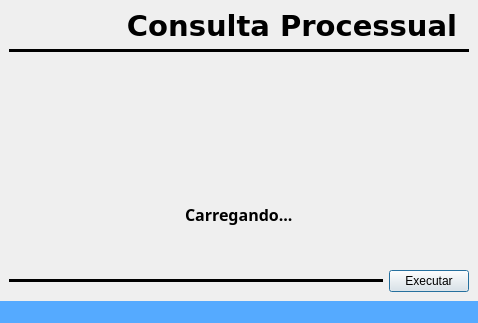
The window that code/src/ui/window_process.ui (Sl3nc/Acompanha_Process) describes before a commit, drawn with Qt 5.
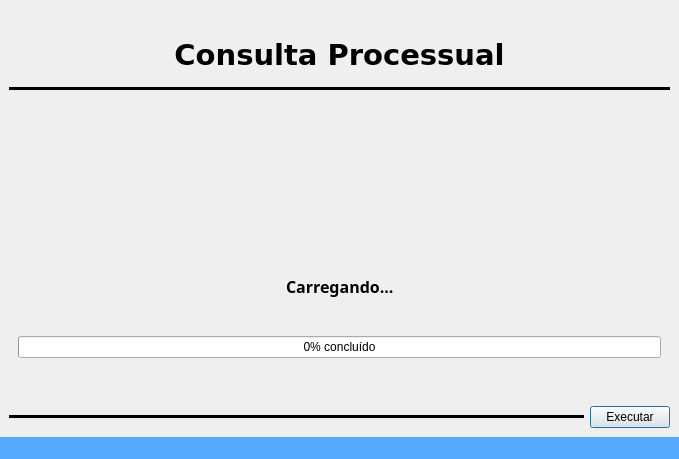
The same window after the commit. The open tabs and pages were chosen to show the change. Icons and pictures are not drawn.

The edit to the form file:
```diff
--- a/code/src/ui/window_process.ui
+++ b/code/src/ui/window_process.ui
@@ -6,14 +6,14 @@
    <rect>
     <x>0</x>
     <y>0</y>
-    <width>478</width>
-    <height>323</height>
+    <width>679</width>
+    <height>459</height>
    </rect>
   </property>
   <property name="minimumSize">
    <size>
-    <width>478</width>
-    <height>323</height>
+    <width>679</width>
+    <height>459</height>
    </size>
   </property>
   <property name="windowTitle">
@@ -30,30 +30,21 @@
   </property>
   <widget class="QWidget" name="centralwidget">
    <layout class="QGridLayout" name="gridLayout_2">
-    <item row="0" column="0">
+    <item row="1" column="0">
      <layout class="QGridLayout" name="gridLayout">
-      <item row="0" column="1">
-       <widget class="QLabel" name="logo">
-        <property name="sizePolicy">
-         <sizepolicy hsizetype="Preferred" vsizetype="Preferred">
-          <horstretch>0</horstretch>
-          <verstretch>0</verstretch>
-         </sizepolicy>
+      <item row="1" column="1" colspan="3">
+       <widget class="Line" name="line_1">
+        <property name="frameShadow">
+         <enum>QFrame::Shadow::Plain</enum>
         </property>
-        <property name="maximumSize">
-         <size>
-          <width>100</width>
-          <height>100</height>
-         </size>
+        <property name="lineWidth">
+         <number>4</number>
         </property>
-        <property name="text">
-         <string/>
+        <property name="midLineWidth">
+         <number>2</number>
         </property>
-        <property name="pixmap">
-         <pixmap>../imgs/procc-icon.ico</pixmap>
-        </property>
-        <property name="scaledContents">
-         <bool>true</bool>
+        <property name="orientation">
+         <enum>Qt::Orientation::Horizontal</enum>
         </property>
        </widget>
       </item>
@@ -73,6 +64,37 @@
         </property>
        </widget>
       </item>
+      <item row="5" column="3">
+       <widget class="QPushButton" name="pushButton">
+        <property name="sizePolicy">
+         <sizepolicy hsizetype="Maximum" vsizetype="Fixed">
+          <horstretch>0</horstretch>
+          <verstretch>0</verstretch>
+         </sizepolicy>
+        </property>
+        <property name="focusPolicy">
+         <enum>Qt::FocusPolicy::StrongFocus</enum>
+        </property>
+        <property name="accessibleDescription">
+         <string/>
+        </property>
+        <property name="layoutDirection">
+         <enum>Qt::LayoutDirection::LeftToRight</enum>
+        </property>
+        <property name="text">
+         <string>Executar</string>
+        </property>
+        <property name="autoDefault">
+         <bool>false</bool>
+        </property>
+        <property name="default">
+         <bool>true</bool>
+        </property>
+        <property name="flat">
+         <bool>false</bool>
+        </property>
+       </widget>
+      </item>
       <item row="4" column="1" colspan="3">
        <widget class="QStackedWidget" name="stackedWidget">
         <property name="currentIndex">
@@ -144,8 +166,27 @@
         </widget>
         <widget class="QWidget" name="page_4">
          <layout class="QGridLayout" name="gridLayout_4">
-          <item row="1" column="1" alignment="">
+          <item row="0" column="2">
+           <spacer name="horizontalSpacer">
+            <property name="orientation">
+             <enum>Qt::Orientation::Horizontal</enum>
+            </property>
+            <property name="sizeHint" stdset="0">
+             <size>
+              <width>40</width>
+              <height>20</height>
+             </size>
+            </property>
+           </spacer>
+          </item>
+          <item row="1" column="1">
            <widget class="QLabel" name="label_4">
+            <property name="sizePolicy">
+             <sizepolicy hsizetype="Maximum" vsizetype="Maximum">
+              <horstretch>0</horstretch>
+              <verstretch>0</verstretch>
+             </sizepolicy>
+            </property>
             <property name="font">
              <font>
               <family>Arial Rounded MT</family>
@@ -158,20 +199,7 @@
             </property>
            </widget>
           </item>
-          <item row="0" column="0">
-           <spacer name="horizontalSpacer">
-            <property name="orientation">
-             <enum>Qt::Orientation::Horizontal</enum>
-            </property>
-            <property name="sizeHint" stdset="0">
-             <size>
-              <width>40</width>
-              <height>20</height>
-             </size>
-            </property>
-           </spacer>
-          </item>
-          <item row="0" column="1">
+          <item row="0" column="1" alignment="">
            <widget class="QLabel" name="gif_load">
             <property name="sizePolicy">
              <sizepolicy hsizetype="Preferred" vsizetype="Preferred">
@@ -202,7 +230,7 @@
             </property>
            </widget>
           </item>
-          <item row="0" column="2">
+          <item row="1" column="0">
            <spacer name="horizontalSpacer_2">
             <property name="orientation">
              <enum>Qt::Orientation::Horizontal</enum>
@@ -215,7 +243,17 @@
             </property>
            </spacer>
           </item>
-          <item row="1" column="0">
+          <item row="3" column="0" colspan="3">
+           <widget class="QProgressBar" name="progressBar">
+            <property name="value">
+             <number>0</number>
+            </property>
+            <property name="format">
+             <string>%p% concluído</string>
+            </property>
+           </widget>
+          </item>
+          <item row="0" column="0">
            <spacer name="horizontalSpacer_3">
             <property name="orientation">
              <enum>Qt::Orientation::Horizontal</enum>
@@ -298,38 +336,31 @@
         </widget>
        </widget>
       </item>
-      <item row="5" column="3">
-       <widget class="QPushButton" name="pushButton">
+     </layout>
+    </item>
+    <item row="0" column="0">
+     <widget class="QWidget" name="widget" native="true">
+      <layout class="QVBoxLayout" name="verticalLayout">
+       <item alignment="">
+        <widget class="QLabel" name="logo">
         <property name="sizePolicy">
-         <sizepolicy hsizetype="Maximum" vsizetype="Fixed">
+          <sizepolicy hsizetype="Minimum" vsizetype="Minimum">
           <horstretch>0</horstretch>
           <verstretch>0</verstretch>
          </sizepolicy>
         </property>
-        <property name="focusPolicy">
-         <enum>Qt::FocusPolicy::StrongFocus</enum>
-        </property>
-        <property name="accessibleDescription">
-         <string/>
-        </property>
-        <property name="layoutDirection">
-         <enum>Qt::LayoutDirection::LeftToRight</enum>
-        </property>
         <property name="text">
-         <string>Executar</string>
-        </property>
-        <property name="autoDefault">
-         <bool>false</bool>
-        </property>
-        <property name="default">
+          <string/>
+         </property>
+         <property name="pixmap">
+          <pixmap>../imgs/procss-hori.png</pixmap>
+         </property>
+         <property name="scaledContents">
          <bool>true</bool>
         </property>
-        <property name="flat">
-         <bool>false</bool>
-        </property>
-       </widget>
-      </item>
-      <item row="0" column="2" colspan="2">
+        </widget>
+       </item>
+       <item>
        <widget class="QLabel" name="label">
         <property name="sizePolicy">
          <sizepolicy hsizetype="Minimum" vsizetype="Minimum">
@@ -364,23 +395,8 @@
         </property>
        </widget>
       </item>
-      <item row="1" column="1" colspan="3">
-       <widget class="Line" name="line_1">
-        <property name="frameShadow">
-         <enum>QFrame::Shadow::Plain</enum>
-        </property>
-        <property name="lineWidth">
-         <number>4</number>
-        </property>
-        <property name="midLineWidth">
-         <number>2</number>
-        </property>
-        <property name="orientation">
-         <enum>Qt::Orientation::Horizontal</enum>
-        </property>
-       </widget>
-      </item>
-     </layout>
+      </layout>
+     </widget>
     </item>
    </layout>
   </widget>
```
Lines whose indentation alone changed are shown as unchanged.
